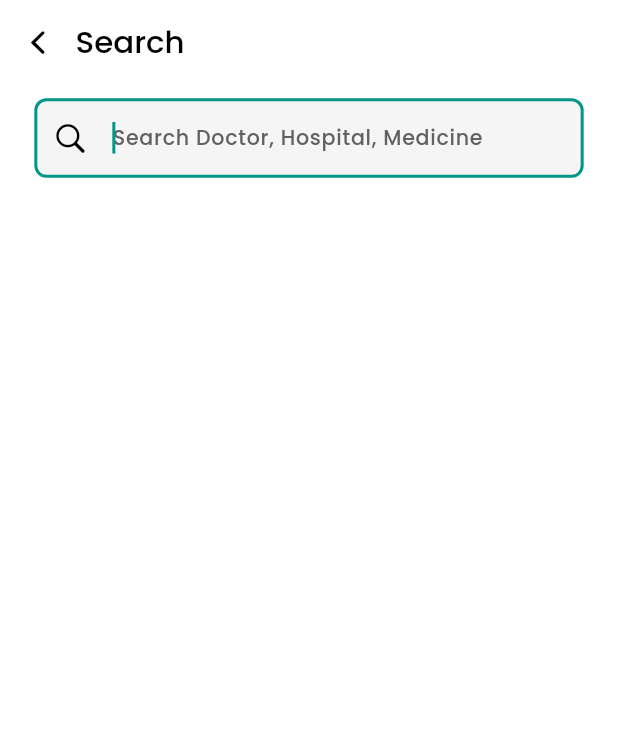
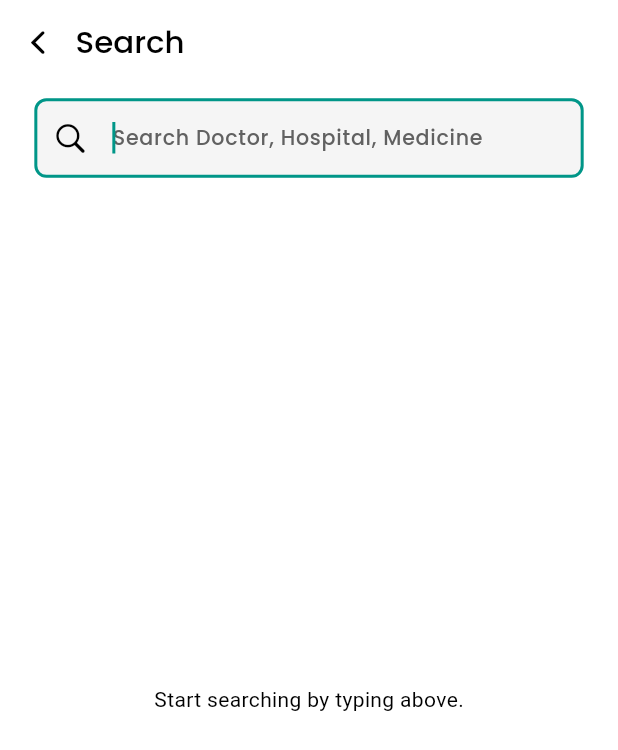
Before and after one commit to himxnshudxhiyx/cure-near-mobile, a Flutter app: the SearchScreen screen opened by its route, on a phone screen of 412 x 824 dp. Shown: the top 750 px of the screen. Run offline on Flutter 3.47's test engine with Material 3 defaults, Android fonts, the phone set to English and light mode, and no system bars; our stand-ins replace bloc, dio, equatable, flutter_bloc, flutter_otp_text_field, flutter_screenutil and 8 more; accounts and stored records are empty.

Commit message:
Search Function Changes as UI Not Changing

```diff
--- a/lib/ui/search_screen/search_screen.dart
+++ b/lib/ui/search_screen/search_screen.dart
@@ -1,3 +1,5 @@
+import 'package:cure_near/logic/search_bar/search_bar_event.dart';
+import 'package:cure_near/services/logger_service.dart';
 import 'package:cure_near/widgets/custom_app_bar.dart';
 import 'package:cure_near/widgets/custom_inkwell.dart';
 import 'package:flutter/cupertino.dart';
@@ -29,9 +31,7 @@ class _SearchScreenState extends State<SearchScreen> {
 
   @override
   Widget build(BuildContext context) {
-    return BlocProvider(
-      create: (_) => SearchBloc(),
-      child: Scaffold(
+    return Scaffold(
       appBar: CustomAppBar(
         title: 'Search',
         leadingIcon: CustomInkwell(
@@ -43,11 +43,17 @@ class _SearchScreenState extends State<SearchScreen> {
           ),
         ),
       ),
-        body: Padding(
+      body: BlocProvider(
+        create: (_) {
+          return SearchBloc();
+        },
+        child: Padding(
           padding: EdgeInsets.symmetric(horizontal: 20.w, vertical: 8.h),
           child: Column(
             children: [
-              AppTextField(
+              BlocConsumer<SearchBloc, SearchBarState>(
+                listener: (context, state) {},
+                builder: (context, state) => AppTextField(
                   controller: _searchTextController,
                   fillColor: Colors.grey.shade100,
                   filled: true,
@@ -56,27 +62,28 @@ class _SearchScreenState extends State<SearchScreen> {
                   hintText: "Search Doctor, Hospital, Medicine",
                   hintFontSize: 12,
                   prefixIcon: Icon(CupertinoIcons.search),
+                  onChanged: (val) {
+                    if (val != '') {
+                      context.read<SearchBloc>().add(SearchStarted());
+                    }
+                  },
                 ),
-              // BlocConsumer to handle UI and side effects
+              ),
               Expanded(
                 child: BlocConsumer<SearchBloc, SearchBarState>(
                   listener: (context, state) {
+                    Logger.logObject(object: 'State in Listener: $state');
                     if (state is SearchBarError) {
-                      // Show a SnackBar for errors
                       ScaffoldMessenger.of(context).showSnackBar(
                         SnackBar(content: Text(state.message)),
                       );
                     }
                   },
                   builder: (context, state) {
-                    /*if (state is SearchBarInitial) {
-                      return const Center(
-                        child: Text("Start searching by typing above."),
-                      );
-                    } else*/
+                    Logger.logObject(object: 'State in Builder: $state');
                     if (state is SearchBarStarted) {
                       return const Center(
-                        child: CircularProgressIndicator(),
+                        child: CupertinoActivityIndicator(),
                       );
                     } else if (state is SearchBarFinished) {
                       return const Center(
@@ -90,7 +97,9 @@ class _SearchScreenState extends State<SearchScreen> {
                         ),
                       );
                     }
-                    return const SizedBox.shrink(); // Fallback for unknown states
+                    return const Center(
+                      child: Text("Start searching by typing above."),
+                    );
                   },
                 ),
               ),
```
Lines whose indentation alone changed are shown as unchanged.
